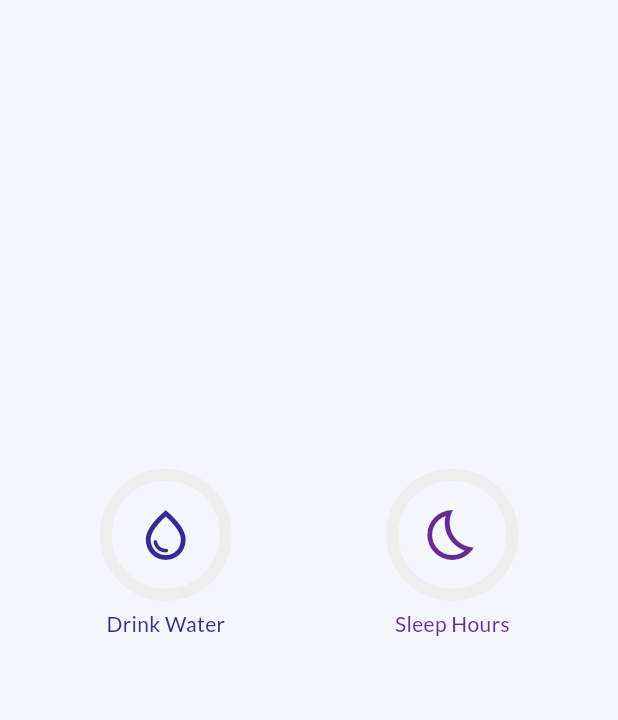
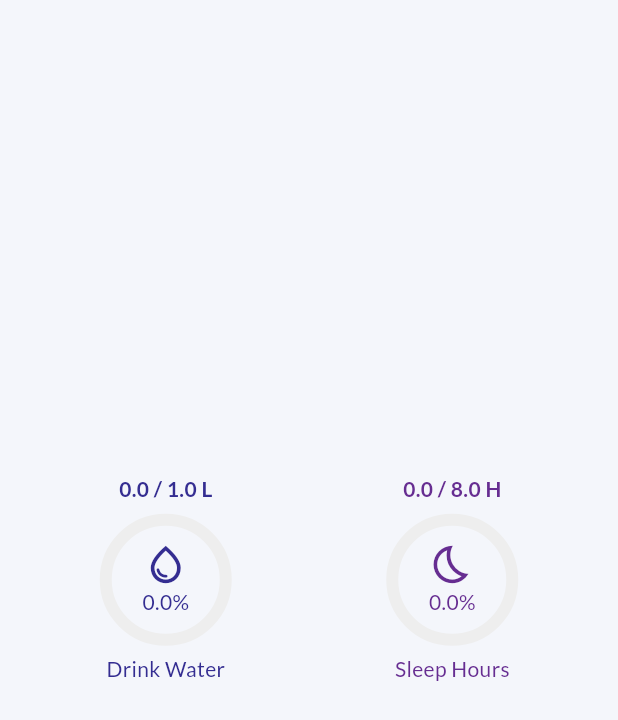
Before and after one commit to TyperOfCode/Hack24T50, a Flutter app: the screen it shows after launch, on a phone screen of 412 x 824 dp. Shown: the top 720 px of the screen. Run offline on Flutter 3.47's test engine with Material 3 defaults, Android fonts, the light colour scheme and no system bars; our stand-ins replace flutter_riverpod, freezed_annotation, gap, go_router, google_fonts, logger.

Commit message:
Feature: Implemented base habit tile

```diff
--- a/lib/data/repositories/user_handler.dart
+++ b/lib/data/repositories/user_handler.dart
@@ -1,3 +1,5 @@
+import 'dart:math';
+
 import 'package:collection/collection.dart';
 import 'package:flutter_riverpod/flutter_riverpod.dart';
 import 'package:step/data/fake_data.dart';
@@ -40,7 +42,9 @@ class UserStateNotifier extends StateNotifier<User> {
           "incrementHabit: Habit should not be null here and index should not be -1.");
     }
 
-    habit = habit.copyWith(todayValue: habit.todayValue + habit.incrementValue);
+    habit = habit.copyWith(
+        todayValue:
+            min(habit.todayValue + habit.incrementValue, habit.maxValue));
 
     habitList.removeAt(index);
     habitList.insert(index, habit);
--- a/lib/presentation/common/components/habit_tile.dart
+++ b/lib/presentation/common/components/habit_tile.dart
@@ -25,6 +25,12 @@ class HabitTileState extends ConsumerState<HabitTile> {
 
     return Column(
       children: [
+        Text(
+            "${widget.habit.todayValue} / ${widget.habit.dailyGoal} ${widget.habit.unitLabel}",
+            style: AppThemeTextStyles.impactText.copyWith(
+              color: habitColor,
+            )),
+        Gap(10),
         InkWell(
           onTap: () {
             userStateNotifier.incrementHabit(widget.habit.id);
@@ -33,8 +39,8 @@ class HabitTileState extends ConsumerState<HabitTile> {
             //TODO: Stats page
             LOG.i("Should open stats page for ${widget.habit.name}");
           },
-          customBorder: new CircleBorder(),
-          splashColor: habitColor,
+          customBorder: const CircleBorder(),
+          splashColor: habitColor.withAlpha(100),
           child: Stack(
             alignment: Alignment.center,
             children: [
@@ -48,18 +54,27 @@ class HabitTileState extends ConsumerState<HabitTile> {
                   backgroundColor: Colors.grey.shade200,
                 ),
               ),
+              Column(
+                children: [
                   Icon(
                     IconData(
                       widget.habit.iconHexId,
                       fontFamily: "MaterialIcons",
                     ),
-                size: 40,
+                    size: 30,
                     color: habitColor,
+                  ),
+                  Text(
+                    "${(widget.habit.todayValue / widget.habit.dailyGoal * 100).toStringAsFixed(1)}%",
+                    style: AppThemeTextStyles.buttonText
+                        .copyWith(color: habitColor),
+                  )
+                ],
               ),
             ],
           ),
         ),
-        Gap(10),
+        const Gap(10),
         Text(
           widget.habit.name,
           style: AppThemeTextStyles.buttonText.copyWith(color: habitColor),
```
Also changed, not shown: lib/presentation/common/components/add_habit_button.dart (added, +11 -0 lines). Lines whose indentation alone changed are shown as unchanged.
